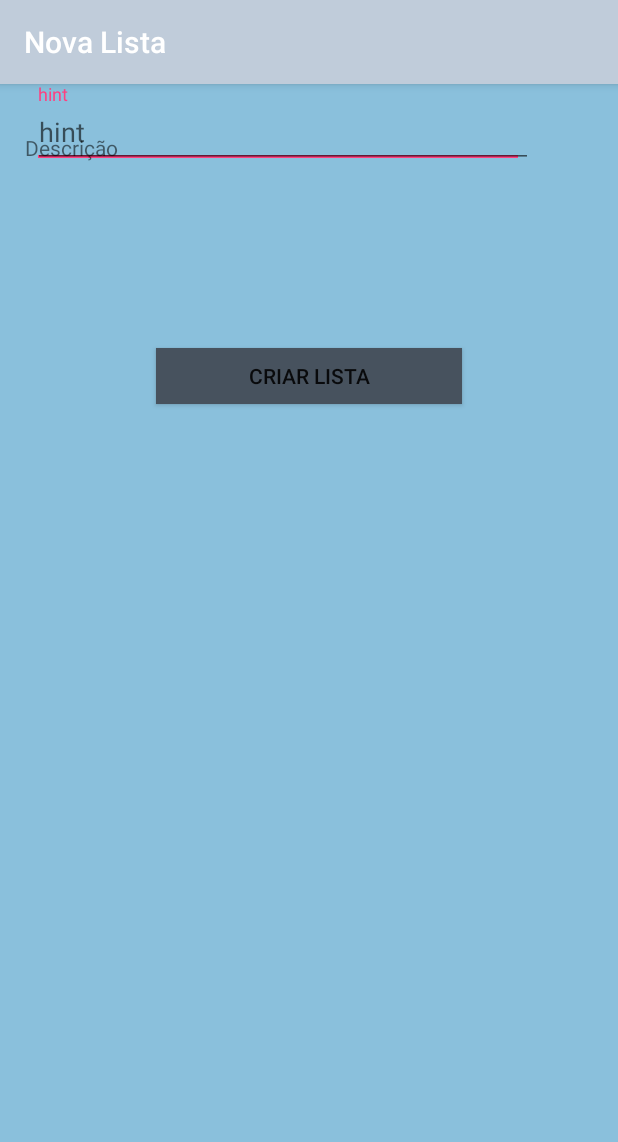
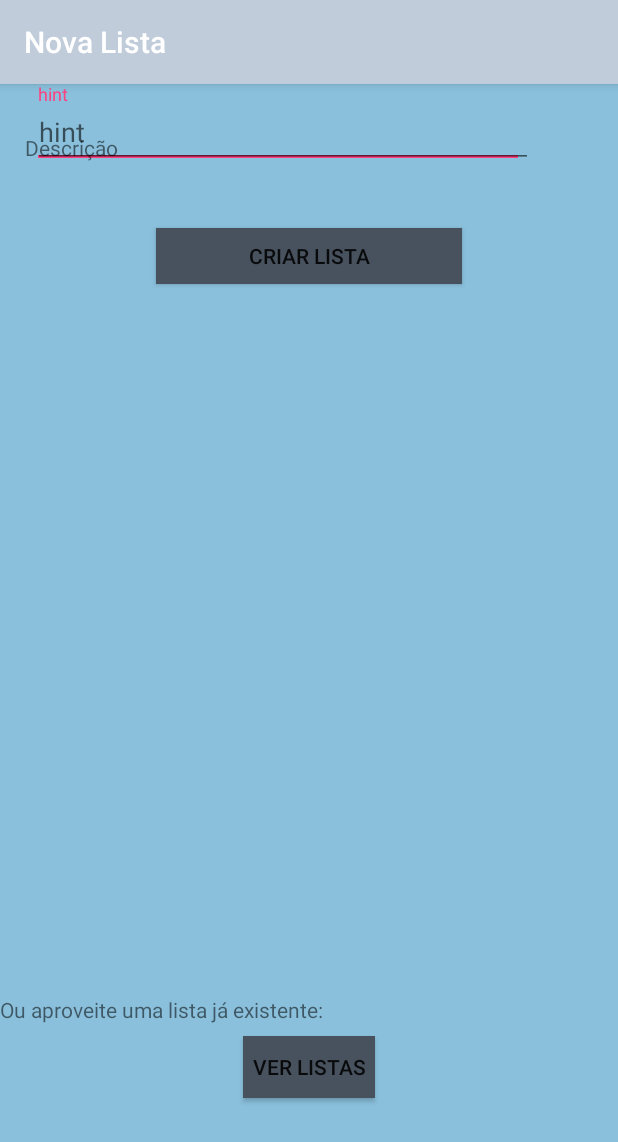
Before and after one commit to doiiido/MarketMaster, an Android app: the AdicionarListaActivity screen opened directly, with no data from a screen before it, on a phone screen of 412 x 824 dp. Shown: the top 1142 px of the screen. Run offline under Robolectric (Android 15) with nearby library versions, the phone set to English and light mode, and no system bars.

Commit message:
ajuste em algumas telas

```diff
--- a/MarketMaster/app/src/main/res/layout/activity_adicionar_lista.xml
+++ b/MarketMaster/app/src/main/res/layout/activity_adicionar_lista.xml
@@ -78,10 +78,33 @@
         android:layout_height="37dp"
         android:layout_marginEnd="8dp"
         android:layout_marginStart="8dp"
-        android:layout_marginTop="120dp"
+        android:layout_marginTop="40dp"
         android:background="@color/colorButton"
         android:text="Criar Lista"
         app:layout_constraintEnd_toEndOf="parent"
         app:layout_constraintStart_toStartOf="parent"
         app:layout_constraintTop_toBottomOf="@+id/textInputLayout4" />
+
+    <TextView
+        android:id="@+id/textView24"
+        android:layout_width="wrap_content"
+        android:layout_height="wrap_content"
+        android:layout_marginBottom="8dp"
+        android:text="Ou aproveite uma lista já existente:"
+        app:layout_constraintBottom_toTopOf="@+id/button9"
+        tools:layout_editor_absoluteX="83dp" />
+
+    <Button
+        android:id="@+id/button9"
+        android:layout_width="wrap_content"
+        android:layout_height="41dp"
+        android:layout_marginBottom="92dp"
+        android:layout_marginEnd="8dp"
+        android:layout_marginStart="8dp"
+        android:background="@color/colorButton"
+        android:text="Ver Listas"
+        app:layout_constraintBottom_toBottomOf="parent"
+        app:layout_constraintEnd_toEndOf="parent"
+        app:layout_constraintStart_toStartOf="parent" />
+
 </android.support.constraint.ConstraintLayout>
```
Also changed, not shown: MarketMaster/app/src/main/res/layout/activity_gerenciar_itens.xml (+10 -1 lines), MarketMaster/app/src/main/res/layout/activity_item.xml (+31 -0 lines), MarketMaster/app/src/main/res/layout/activity_lista.xml (+16 -18 lines).
